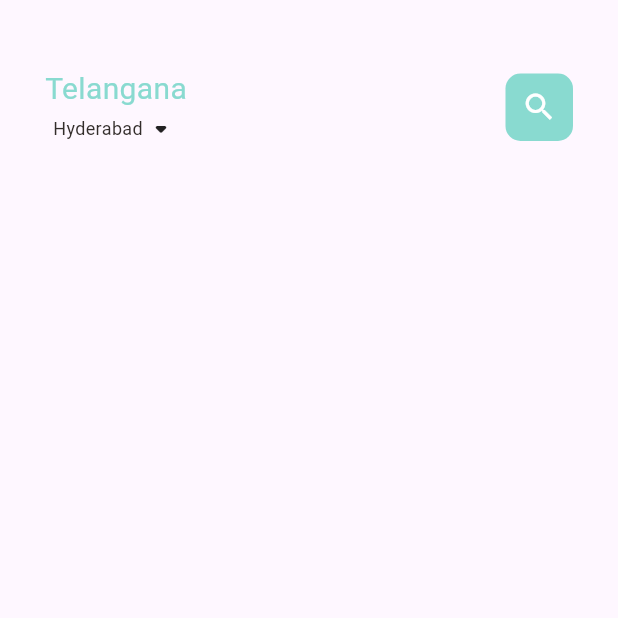
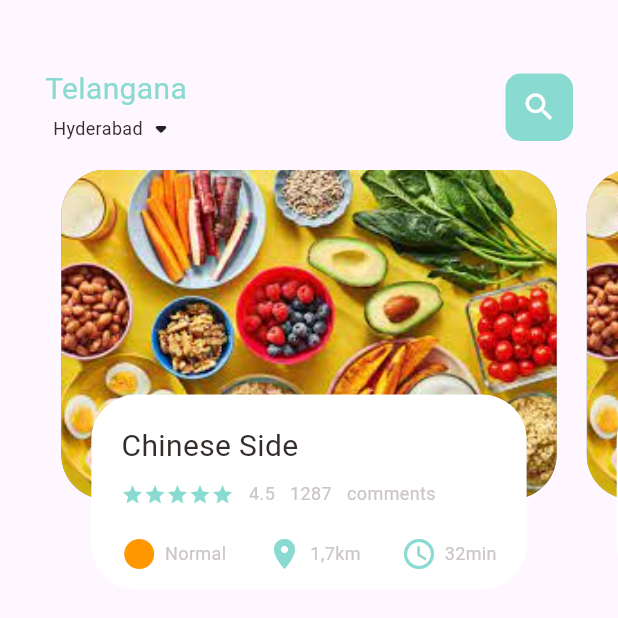
Before and after one commit to Bhav31/food_app, a Flutter app: the screen it shows after launch, on a phone screen of 412 x 824 dp, the top half of it. Run offline on Flutter 3.47's test engine with Material 2 defaults, Android fonts, the phone set to English and light mode, and no system bars.

Commit message:
inital coomit & homepage

```diff
--- a/lib/contrants/images.dart
+++ b/lib/contrants/images.dart
@@ -0,0 +1,13 @@
+class Images {
+  static String food1 = 'assets/images/food1.jpg';
+  static String food2 = 'assets/images/food2.jpg';
+  static String food3 = 'assets/images/food3.jpg';
+  static String food4 = 'assets/images/food4.jpg';
+  static String food5 = 'assets/images/food5.jpg';
+  static String food6 = 'assets/images/food6.jpg';
+  static String t1 = 'assets/images/t1.jpg';
+  static String t2 = 'assets/images/t2.jpg';
+  static String t3 = 'assets/images/t3.jpg';
+  static String t4 = 'assets/images/t4.jpg';
+  static String t5 = 'assets/images/t5.jpg';
+}
--- a/lib/main.dart
+++ b/lib/main.dart
@@ -33,7 +33,7 @@ class MyApp extends StatelessWidget {
         colorScheme: ColorScheme.fromSeed(seedColor: Colors.deepPurple),
         useMaterial3: true,
       ),
-      home:MainFoodPage(),
+      home:const MainFoodPage(),
       // const MyHomePage(title: 'Flutter Demo Home Page'),
     );
   }
--- a/lib/views/home/food_page_body.dart
+++ b/lib/views/home/food_page_body.dart
@@ -1,4 +1,9 @@
 import 'package:flutter/material.dart';
+import 'package:food_app/contrants/colors.dart';
+import 'package:food_app/contrants/images.dart';
+import 'package:food_app/views/widgets/bigText.dart';
+import 'package:food_app/views/widgets/iconText.dart';
+import 'package:food_app/views/widgets/smallText.dart';
 
 class FoodPageBody extends StatefulWidget {
   const FoodPageBody({super.key});
@@ -8,20 +13,109 @@ class FoodPageBody extends StatefulWidget {
 }
 
 class _FoodPageBodyState extends State<FoodPageBody> {
+  PageController pageController = PageController(viewportFraction: 0.85);
   @override
   Widget build(BuildContext context) {
     return Container(
+
+      height: 310,
       child: PageView.builder(
-        itemCount: 5,
-        itemBuilder: (context, index){
-        return _buildPageItem(index);
-      }),
+          controller: pageController,
+          itemCount: 5,
+          itemBuilder: (context, index) {
+            return _buildPageItem(index);
+          }),
     );
   }
 }
 
 Widget _buildPageItem(int index) {
-  return Container(
-
+  return Stack(
+    children: [
+      Container(
+        height: 220,
+        margin: EdgeInsets.symmetric(horizontal: 10),
+        decoration: BoxDecoration(
+            borderRadius: BorderRadius.circular(30),
+            color: index.isEven ? App.paracolor : App.signcolor,
+            image: DecorationImage(
+                fit: BoxFit.cover,
+                image: AssetImage(
+                  Images.food5,
+                ))),
+      ),
+      Align(
+        alignment: Alignment.bottomCenter,
+        child: Container(
+          height: 130,
+          margin: EdgeInsets.only(left: 30, right: 30, bottom: 30),
+          decoration: BoxDecoration(
+            borderRadius: BorderRadius.circular(30),
+            color: Colors.white,
+          ),
+          child: Container(
+            width: double.infinity,
+            padding: EdgeInsets.only(left: 20,right: 20,top: 20),
+            child: Column(
+              crossAxisAlignment: CrossAxisAlignment.start,
+              children: [
+                BigText(text: "Chinese Side"),
+                SizedBox(
+                  height: 10,
+                ),
+                Row(
+                  children: [
+                    Wrap(
+                      children: List.generate(
+                          5,
+                          (index) => Icon(
+                                Icons.star,
+                                size: 15,
+                                color: App.maincolor,
+                              )),
+                    ),
+                    SizedBox(
+                      width: 10,
+                    ),
+                    SmallText(text: "4.5"),
+                    SizedBox(
+                      width: 10,
+                    ),
+                    SmallText(text: "1287"),
+                    SizedBox(
+                      width: 10,
+                    ),
+                    SmallText(text: "comments"),
+                  ],
+                ),
+                SizedBox(
+                  height: 20,
+                ),
+                Row(
+                  mainAxisAlignment: MainAxisAlignment.spaceBetween,
+                  children: [
+                    IconText(
+                        icon: Icons.circle,
+                        iconcolor: Colors.orange,
+                        text: "Normal",
+                       ),
+                    IconText(
+                        icon: Icons.location_on,
+                        iconcolor:App.maincolor,
+                        text: "1,7km",
+                       ),
+                    IconText(
+                        icon: Icons.access_time_outlined,
+                        iconcolor: App.maincolor,
+                        text: "32min",
+                       ),
+                  ],
+                )
+              ],
+            ),
+          ),
+        ),
+      ),
+    ],
   );
 }
--- a/lib/views/home/main_food_page.dart
+++ b/lib/views/home/main_food_page.dart
@@ -1,9 +1,10 @@
 // ignore_for_file: prefer_const_constructors, prefer_const_literals_to_create_immutables
 import 'package:flutter/material.dart';
 import 'package:food_app/contrants/colors.dart';
+
+import 'package:food_app/views/home/food_page_body.dart';
 import 'package:food_app/views/widgets/bigText.dart';
 import 'package:food_app/views/widgets/smallText.dart';
-
 
 class MainFoodPage extends StatefulWidget {
   const MainFoodPage({super.key});
@@ -17,21 +18,26 @@ class _MainFoodPageState extends State<MainFoodPage> {
   Widget build(BuildContext context) {
     return Scaffold(
         body: Column(
-
       children: [
         Container(
           child: Container(
-        margin: EdgeInsets.only(top: 45,bottom: 15),
+            margin: EdgeInsets.only(top: 45, bottom: 15),
             padding: EdgeInsets.symmetric(horizontal: 30),
             child: Row(
               mainAxisAlignment: MainAxisAlignment.spaceBetween,
               children: [
                 Column(
                   children: [
-               BigText(text: "Telangana",color: App.maincolor,),
+                    BigText(
+                      text: "Telangana",
+                      color: App.maincolor,
+                    ),
                     Row(
                       children: [
-                    SmallText(text: "Hyderabad",color: App.mainblackclr,),
+                        SmallText(
+                          text: "Hyderabad",
+                          color: App.mainblackclr,
+                        ),
                         Icon(Icons.arrow_drop_down_rounded),
                       ],
                     ),
@@ -40,19 +46,21 @@ class _MainFoodPageState extends State<MainFoodPage> {
                 Container(
                   width: 45,
                   height: 45,
-              child: Icon(Icons.search,color: Colors.white,),
+                  child: Icon(
+                    Icons.search,
+                    color: Colors.white,
+                  ),
                   decoration: BoxDecoration(
                     borderRadius: BorderRadius.circular(10),
                     color: App.maincolor,
                   ),
-
                 ),
               ],
             ),
           ),
         ),
+        FoodPageBody(),
       ],
-      )
-    );
+    ));
   }
 }
--- /dev/null
+++ b/lib/views/widgets/iconText.dart
@@ -0,0 +1,20 @@
+import 'package:flutter/material.dart';
+import 'package:food_app/views/widgets/smallText.dart';
+
+class IconText extends StatelessWidget {
+  const IconText({super.key, required this.icon, required this.iconcolor, required this.text, });
+final IconData icon;
+final Color iconcolor;
+final String text;
+
+  @override
+  Widget build(BuildContext context) {
+    return Row(
+      children: [
+        Icon(icon,color: iconcolor,),
+        SizedBox(width: 5,),
+        SmallText(text: text,)
+      ],
+    );
+  }
+}
```
Also changed, not shown: assets/images/food1.jpg (added), assets/images/food2.jpg (added), assets/images/food3.jpg (added), assets/images/food4.jpg (added), assets/images/food5.jpg (added), assets/images/food6.jpg (added), assets/images/t1.jpg (added), assets/images/t2.jpg (added), assets/images/t3.jpg (added), assets/images/t4.jpg (added), assets/images/t5.jpg (added). Lines whose indentation alone changed are shown as unchanged.
